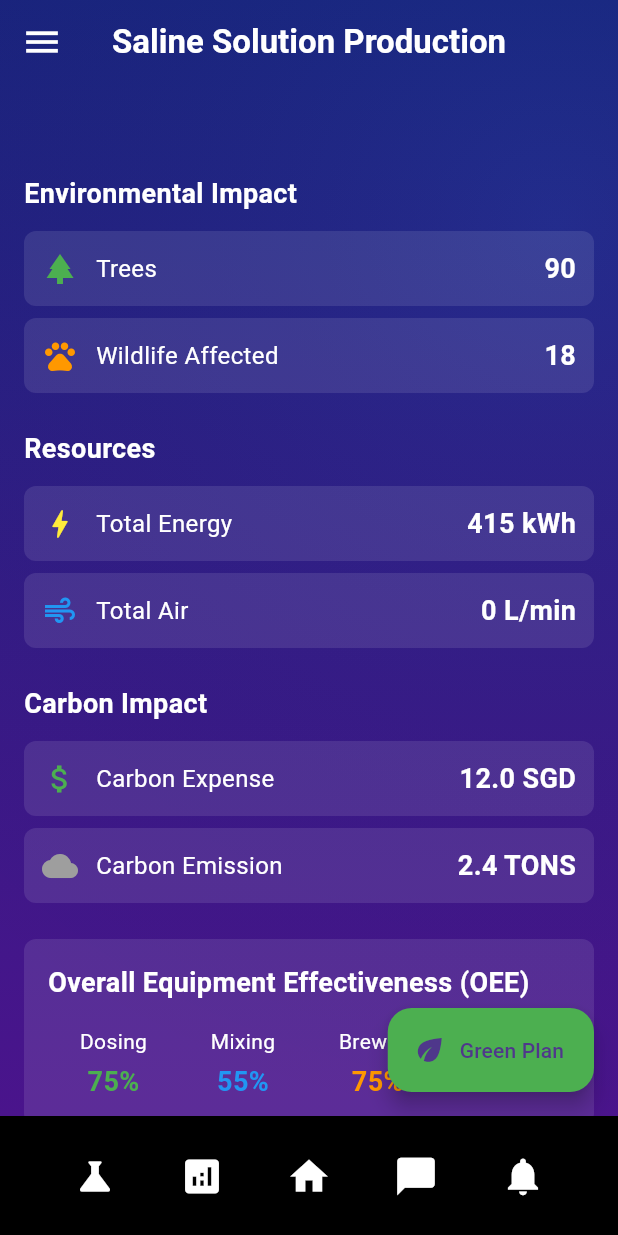
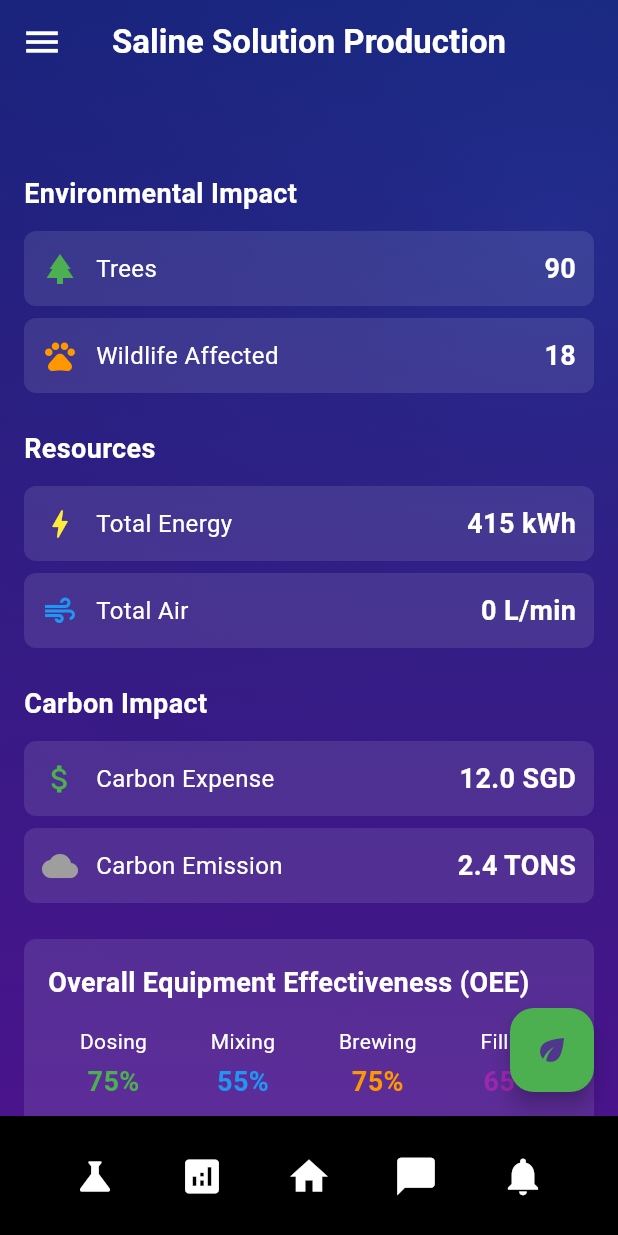
Before and after one commit to Notch-X/mpbasic, a Flutter app: the screen it shows after launch, on a phone screen of 412 x 824 dp. Run offline on Flutter 3.47's test engine with Material 3 defaults, Android fonts, the light colour scheme and no system bars.

Commit message:
modified:   lib/pages/home.dart

```diff
--- a/lib/pages/home.dart
+++ b/lib/pages/home.dart
@@ -257,7 +257,7 @@ class _HomePageState extends State<HomePage> {
             _buildGreenPlanViewer(),
           ],
         ),
-        floatingActionButton: FloatingActionButton.extended(
+        floatingActionButton: FloatingActionButton(
           onPressed: () {
             setState(() {
               _showGreenPlan = true;
@@ -265,8 +265,7 @@ class _HomePageState extends State<HomePage> {
             });
           },
           backgroundColor: Colors.green,
-          icon: const Icon(Icons.eco),
-          label: const Text('Green Plan'),
+          child: const Icon(Icons.eco),
         ),
         bottomNavigationBar:
             BottomAppBarWidget(navigateToPage: _navigateToPage),
```
